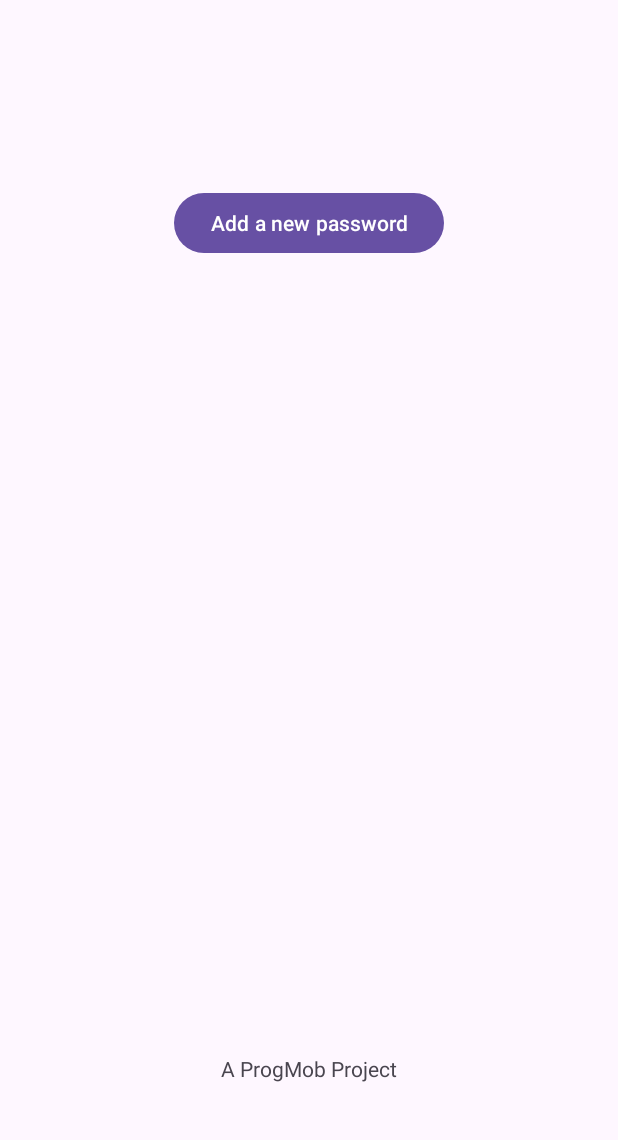
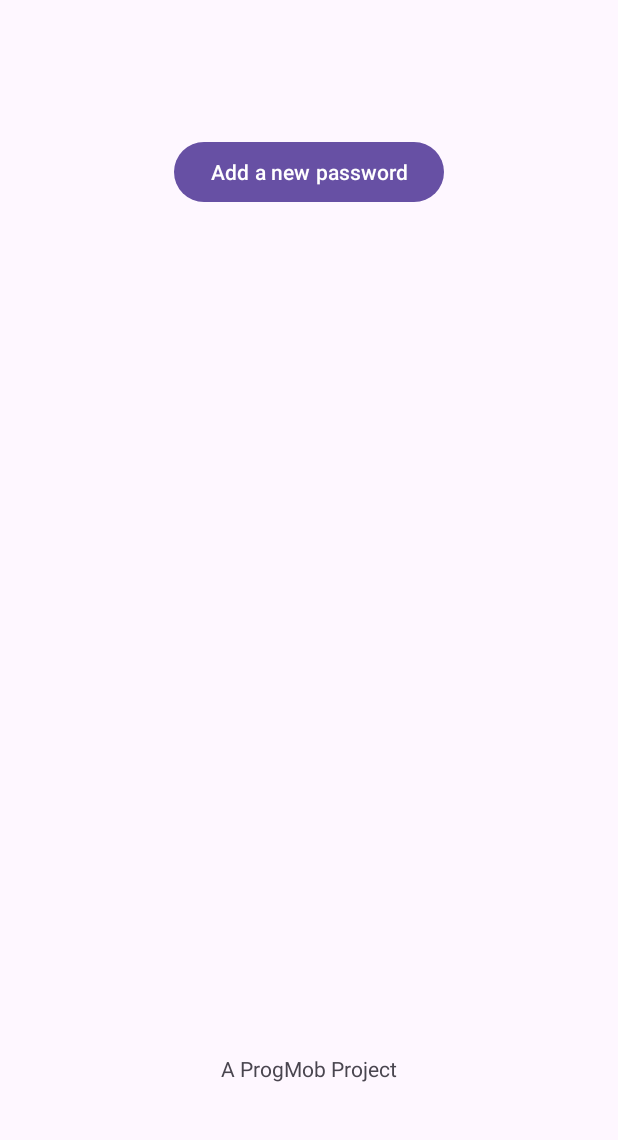
Before and after one commit to noncedikenny/PM_Project_Valente, an Android app: the ListFragment screen opened through its navigation route, on a phone screen of 412 x 824 dp, the part 96-1236 px from its top. Run offline under Robolectric (Android 15) with nearby library versions, the phone set to English and light mode, and no system bars.

Commit message:
2 - Desktop -> Laptop
- Nothing special

```diff
--- a/PasswordManager/app/src/main/java/it/progmob/passwordmanager/ListFragment.kt
+++ b/PasswordManager/app/src/main/java/it/progmob/passwordmanager/ListFragment.kt
@@ -26,6 +26,12 @@ class ListFragment : Fragment() {
 
         val addPassword: Button = view.findViewById(R.id.addPassword)
         val passwordList: ArrayList<Password> = ArrayList()
+
+        val adapter = PasswordAdapter(passwordList)
+        val recyclerView: RecyclerView = view.findViewById(R.id.recyclerView)
+        //val layoutManager = LinearLayoutManager(requireContext())
+        //recyclerView.layoutManager = layoutManager
+        recyclerView.adapter = adapter
 
         addPassword.setOnClickListener {
             // Setup builder to build the popup
@@ -76,13 +82,6 @@ class ListFragment : Fragment() {
                 passwordItem.setText(randomPassword)
             }
         }
-
-        val recyclerView: RecyclerView = view.findViewById(R.id.recyclerView)
-        val layoutManager = LinearLayoutManager(requireContext())
-        recyclerView.layoutManager = layoutManager
-
-        val adapter = PasswordAdapter(passwordList)
-        recyclerView.adapter = adapter
     }
 }
 
--- a/PasswordManager/app/src/main/java/it/progmob/passwordmanager/PasswordAdapter.kt
+++ b/PasswordManager/app/src/main/java/it/progmob/passwordmanager/PasswordAdapter.kt
@@ -6,7 +6,7 @@ import android.view.ViewGroup
 import android.widget.TextView
 import androidx.recyclerview.widget.RecyclerView
 
-class PasswordAdapter(private val passwords: List<Password>) :
+class PasswordAdapter(private val passwords: ArrayList<Password>) :
     RecyclerView.Adapter<PasswordAdapter.ViewHolder>() {
     inner class ViewHolder(itemView: View) : RecyclerView.ViewHolder(itemView) {
         val siteNameView: TextView = itemView.findViewById(R.id.siteName)
@@ -19,7 +19,8 @@ class PasswordAdapter(private val passwords: List<Password>) :
         parent: ViewGroup,
         viewType: Int
     ): PasswordAdapter.ViewHolder {
-        val view = LayoutInflater.from(parent.context).inflate(R.layout.recycler_view_item, parent, false)
+        val view = LayoutInflater.from(parent.context)
+            .inflate(R.layout.recycler_view_item, parent, false)
         return ViewHolder(view)
     }
 
@@ -31,8 +32,6 @@ class PasswordAdapter(private val passwords: List<Password>) :
         holder.positionView.text = (position + 1).toString()
     }
 
-    override fun getItemCount(): Int {
-        return passwords.size
-    }
+    override fun getItemCount() = passwords.size
 
 }
--- a/PasswordManager/app/src/main/res/layout/list_fragment.xml
+++ b/PasswordManager/app/src/main/res/layout/list_fragment.xml
@@ -9,7 +9,7 @@
         android:id="@+id/recyclerView"
         android:layout_width="315dp"
         android:layout_height="486dp"
-        android:layout_marginBottom="52dp"
+        android:layout_marginBottom="108dp"
         app:layout_constraintBottom_toBottomOf="parent"
         app:layout_constraintEnd_toEndOf="parent"
         app:layout_constraintStart_toStartOf="parent" />
@@ -21,8 +21,7 @@
         android:text="Add a new password"
         app:layout_constraintBottom_toTopOf="@+id/recyclerView"
         app:layout_constraintEnd_toEndOf="parent"
-        app:layout_constraintHorizontal_bias="0.501"
         app:layout_constraintStart_toStartOf="parent"
         app:layout_constraintTop_toTopOf="parent"
-        app:layout_constraintVertical_bias="0.717" />
+        app:layout_constraintVertical_bias="0.766" />
 </androidx.constraintlayout.widget.ConstraintLayout>
--- a/PasswordManager/app/src/main/res/layout/recycler_view_item.xml
+++ b/PasswordManager/app/src/main/res/layout/recycler_view_item.xml
@@ -3,7 +3,7 @@
     xmlns:app="http://schemas.android.com/apk/res-auto"
     xmlns:tools="http://schemas.android.com/tools"
     android:layout_width="match_parent"
-    android:layout_height="match_parent">
+    android:layout_height="112dp">
 
     <androidx.cardview.widget.CardView
         android:layout_width="409dp"
@@ -11,7 +11,7 @@
         app:layout_constraintBottom_toBottomOf="parent"
         app:layout_constraintEnd_toEndOf="parent"
         app:layout_constraintStart_toStartOf="parent"
-        app:layout_constraintTop_toTopOf="parent" >
+        app:layout_constraintTop_toTopOf="parent">
 
         <androidx.constraintlayout.widget.ConstraintLayout
             android:layout_width="match_parent"
```
